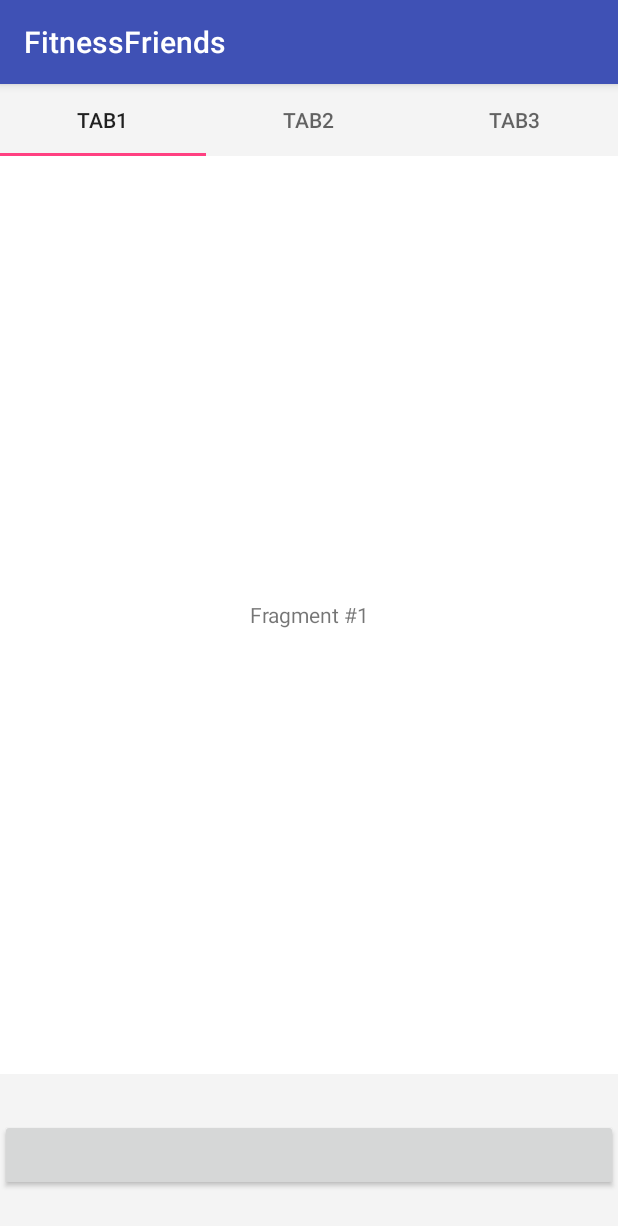
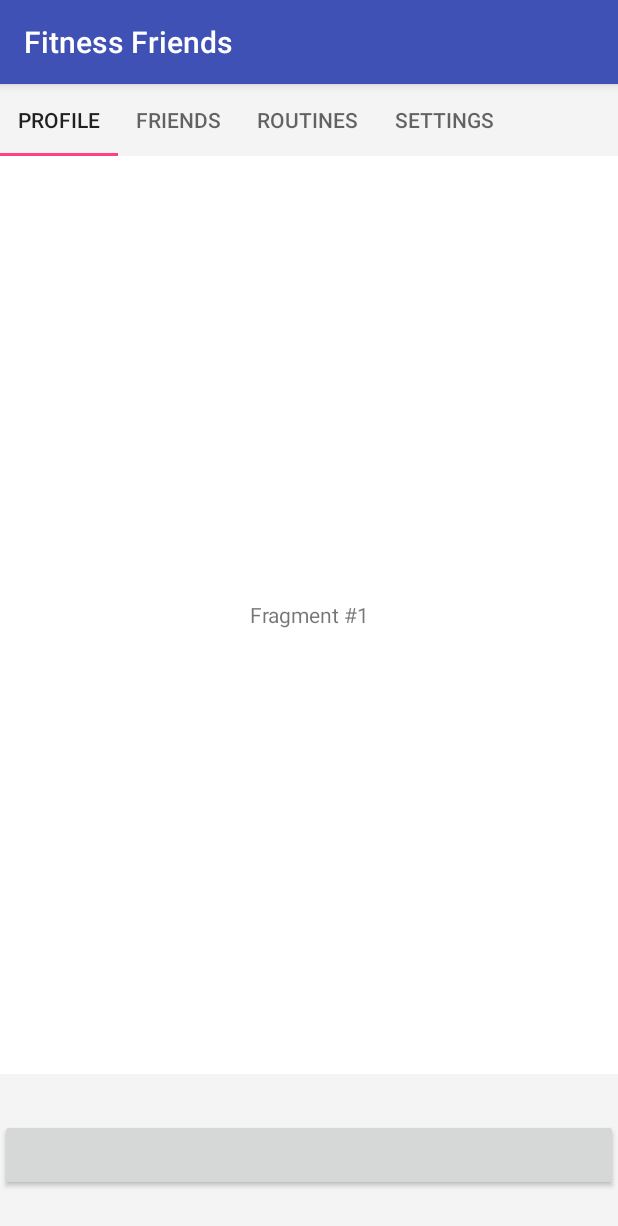
Before and after one commit to vincentthai22/fitness-friends, an Android app: the screen it shows after launch (MainActivity), on a phone screen of 412 x 824 dp. Shown: the top 1226 px of the screen. Run offline under Robolectric (Android 15) with nearby library versions, the phone set to English and light mode, and no system bars; our stand-ins replace Firebase (no records; nobody signed in at launch, a user with empty details on screens opened directly); libraries missing offline, so code that uses them is left out: com.facebook, com.facebook.appevents, com.facebook.login; plain views replace LoginButton; 3 statements that could not run were skipped.

```diff
--- a/app/src/main/java/com/example/vincent/fitnessfriends/FragmentPageAdapter.java
+++ b/app/src/main/java/com/example/vincent/fitnessfriends/FragmentPageAdapter.java
@@ -11,8 +11,8 @@ import android.support.v4.view.PagerAdapter;
  */
 
 public class FragmentPageAdapter extends FragmentPagerAdapter {
-    final int PAGE_COUNT = 3;
-    private String tabTitles[] = new String[] { "Tab1", "Tab2", "Tab3" };
+    final int PAGE_COUNT = 4;
+    private String tabTitles[] = new String[] { "Profile", "Friends", "Routines", "Settings" };
     private Context context;
 
     public FragmentPageAdapter(FragmentManager fm, Context context) {
--- a/app/src/main/res/drawable/splash.xml
+++ b/app/src/main/res/drawable/splash.xml
@@ -7,7 +7,7 @@
     <item>
         <bitmap
             android:gravity="center"
-            android:src="@mipmap/ic_launcher"/>
+            android:src="@drawable/fontawesome_f110_256"/>
     </item>
 
 </layer-list>
--- a/app/src/main/res/layout/activity_main.xml
+++ b/app/src/main/res/layout/activity_main.xml
@@ -1,15 +1,18 @@
 <?xml version="1.0" encoding="utf-8"?>
 <LinearLayout xmlns:android="http://schemas.android.com/apk/res/android"
-              android:layout_width="fill_parent"
-              android:layout_height="fill_parent"
-              android:orientation="vertical"
-              android:background="#f4f4f4"
+    android:layout_width="fill_parent"
+    android:layout_height="fill_parent"
+    xmlns:app="http://schemas.android.com/apk/res-auto"
+    android:orientation="vertical"
+    android:background="#f4f4f4"
     android:weightSum="1">
+
+
     <android.support.design.widget.TabLayout
         android:id="@+id/sliding_tabs"
         android:layout_width="match_parent"
         android:layout_height="wrap_content"
-        tabMode="scrollable" />
+        app:tabMode="scrollable" />
 
     <android.support.v4.view.ViewPager
         android:id="@+id/viewpager"
@@ -17,6 +20,8 @@
         android:layout_height="0px"
         android:layout_weight="1"
         android:background="@android:color/white" />
+
+
     <com.facebook.login.widget.LoginButton
         android:id="@+id/login_button"
         android:layout_width="match_parent"
--- a/app/src/main/res/values/strings.xml
+++ b/app/src/main/res/values/strings.xml
@@ -1,5 +1,5 @@
 <resources>
-    <string name="app_name">FitnessFriends</string>
+    <string name="app_name">Fitness Friends</string>
     <string name="facebook_app_id">1686001545049539</string>
     <string name="title_activity_login">Sign in</string>
 
```
Also changed, not shown: app/src/main/java/com/example/vincent/fitnessfriends/MainActivity.java (+13 -0 lines), app/src/main/res/menu/android_toolbar.xml (added, +15 -0 lines).
